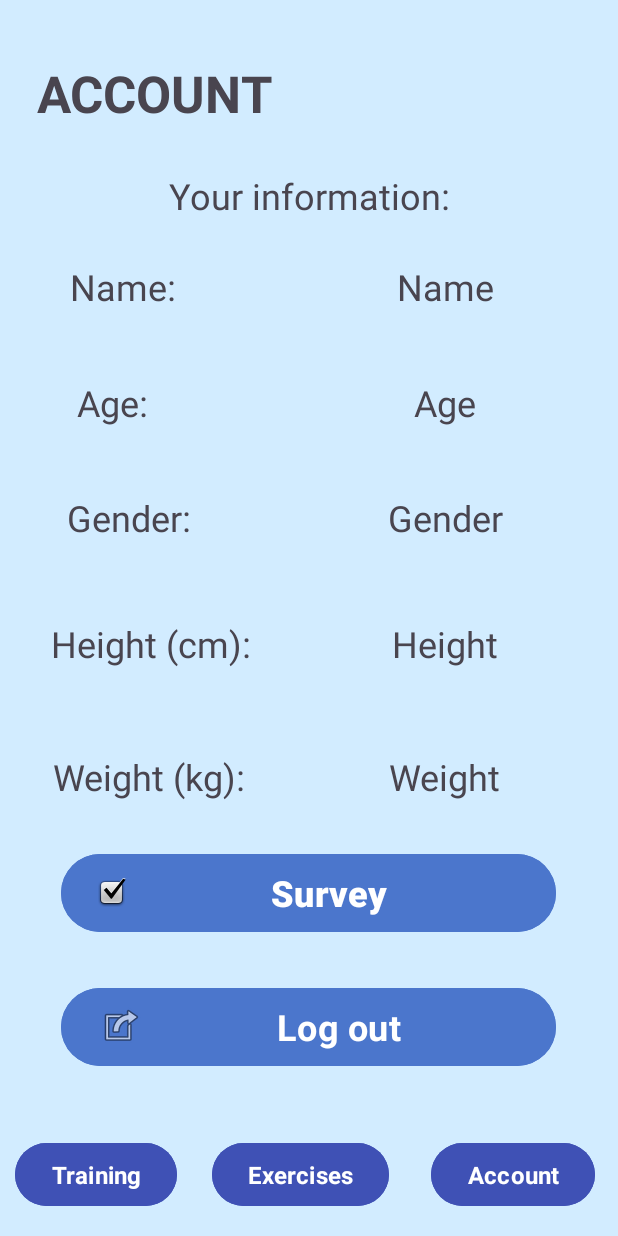
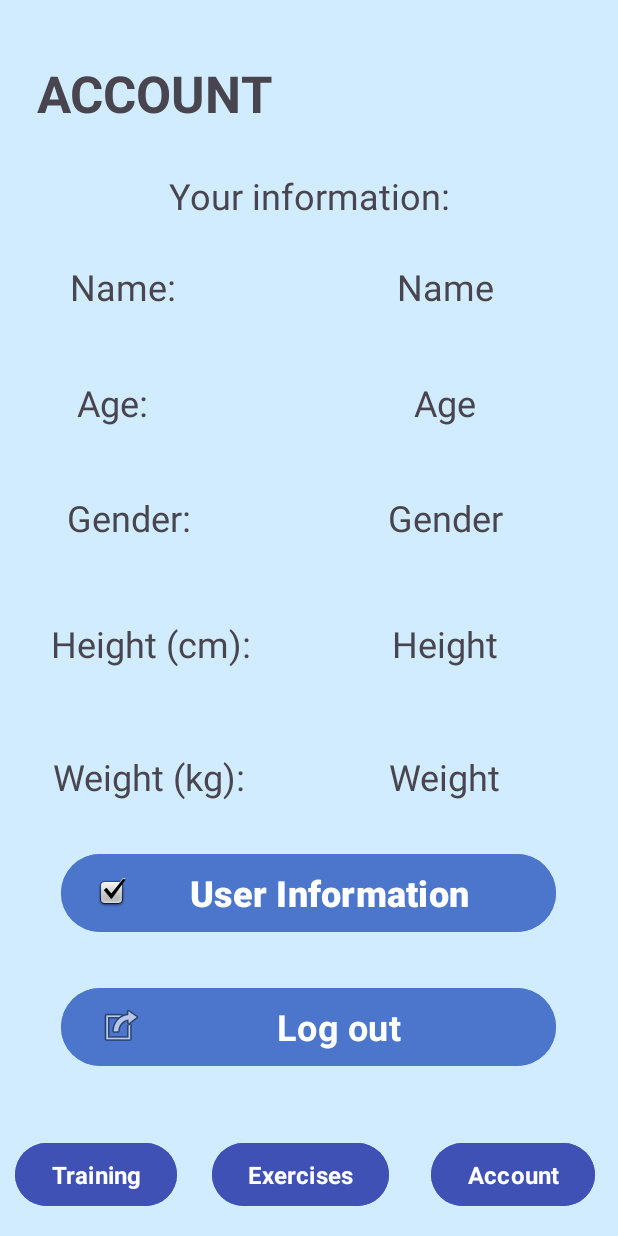
Before and after one commit to Zoraneko/WorkoutGuideApplication, an Android app: the AccountActivity screen opened directly, with no data from a screen before it, on a phone screen of 412 x 824 dp. Run offline under Robolectric (Android 15) with nearby library versions, the phone set to English and light mode, and no system bars; our stand-ins replace Firebase (no records; nobody signed in at launch, a user with empty details on screens opened directly).

Commit message:
Update minor details on UI

```diff
--- a/app/src/main/res/layout/activity_account.xml
+++ b/app/src/main/res/layout/activity_account.xml
@@ -290,7 +290,7 @@
         android:layout_height="60dp"
         android:backgroundTint="#4B76CC"
         android:drawableLeft="@android:drawable/checkbox_on_background"
-        android:text="Survey"
+        android:text="User Information"
         android:textAlignment="gravity"
         android:textSize="24sp"
         android:textStyle="bold"
```
